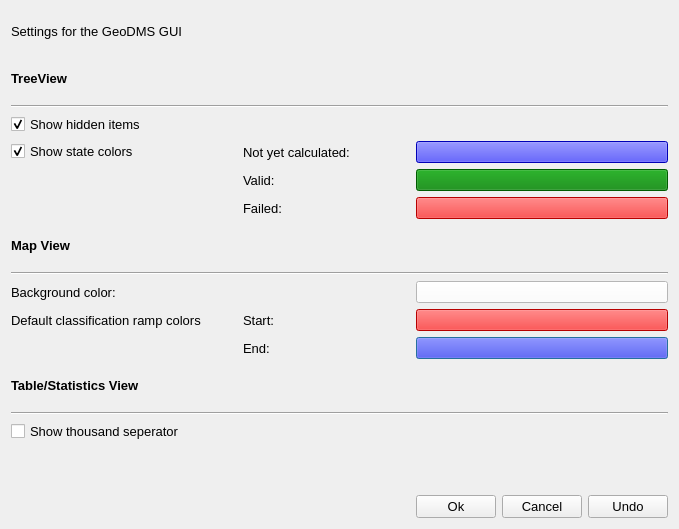
Above: qtgui/exe/res/ui/DmsGuiOptionsWindow.ui from ObjectVision/GeoDMS before the change. Below: the same form after it.
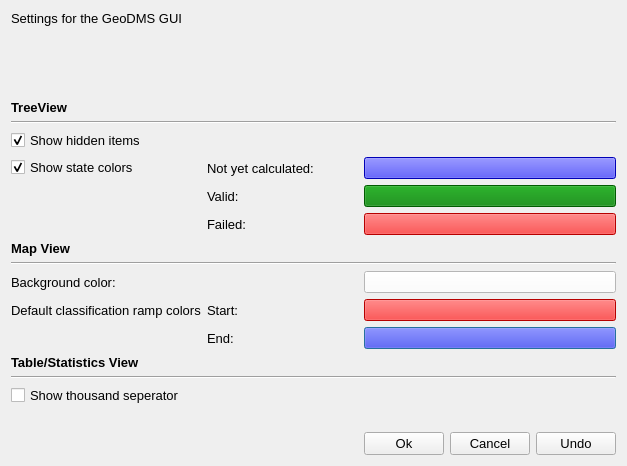
That is the form after the change.

```diff
--- a/qtgui/exe/res/ui/DmsGuiOptionsWindow.ui
+++ b/qtgui/exe/res/ui/DmsGuiOptionsWindow.ui
@@ -6,48 +6,23 @@
    <rect>
     <x>0</x>
     <y>0</y>
-    <width>679</width>
-    <height>529</height>
+    <width>627</width>
+    <height>466</height>
    </rect>
   </property>
+  <property name="sizePolicy">
+   <sizepolicy hsizetype="Preferred" vsizetype="Fixed">
+    <horstretch>0</horstretch>
+    <verstretch>0</verstretch>
+   </sizepolicy>
+  </property>
   <property name="windowTitle">
    <string>GUI options</string>
   </property>
   <layout class="QGridLayout" name="gridLayout_2">
    <item row="1" column="0">
     <layout class="QGridLayout" name="gridLayout">
-     <item row="16" column="1" colspan="3">
-      <widget class="Line" name="line_3">
-       <property name="sizePolicy">
-        <sizepolicy hsizetype="Minimum" vsizetype="Fixed">
-         <horstretch>0</horstretch>
-         <verstretch>0</verstretch>
-        </sizepolicy>
-       </property>
-       <property name="orientation">
-        <enum>Qt::Horizontal</enum>
-       </property>
-      </widget>
-     </item>
-     <item row="13" column="1">
-      <widget class="QLabel" name="lbl_default_classification_ramp_colors">
-       <property name="sizePolicy">
-        <sizepolicy hsizetype="Preferred" vsizetype="Preferred">
-         <horstretch>0</horstretch>
-         <verstretch>0</verstretch>
-        </sizepolicy>
-       </property>
-       <property name="font">
-        <font>
-         <pointsize>10</pointsize>
-        </font>
-       </property>
-       <property name="text">
-        <string>Default classification ramp colors          </string>
-       </property>
-      </widget>
-     </item>
-     <item row="14" column="3">
+     <item row="15" column="3">
       <widget class="QPushButton" name="m_end_color_button">
        <property name="styleSheet">
         <string notr="true">background-color:blue;
@@ -58,7 +33,7 @@
        </property>
       </widget>
      </item>
-     <item row="13" column="3">
+     <item row="14" column="3">
       <widget class="QPushButton" name="m_start_color_button">
        <property name="styleSheet">
         <string notr="true">background-color:red;
@@ -69,37 +44,7 @@
        </property>
       </widget>
      </item>
-     <item row="13" column="2">
-      <widget class="QLabel" name="lbl_start">
-       <property name="sizePolicy">
-        <sizepolicy hsizetype="Preferred" vsizetype="Preferred">
-         <horstretch>0</horstretch>
-         <verstretch>0</verstretch>
-        </sizepolicy>
-       </property>
-       <property name="font">
-        <font>
-         <pointsize>10</pointsize>
-        </font>
-       </property>
-       <property name="text">
-        <string>Start:</string>
-       </property>
-      </widget>
-     </item>
-     <item row="17" column="1">
-      <widget class="QCheckBox" name="m_show_thousand_separator">
-       <property name="font">
-        <font>
-         <pointsize>10</pointsize>
-        </font>
-       </property>
-       <property name="text">
-        <string>Show thousand seperator</string>
-       </property>
-      </widget>
-     </item>
-     <item row="12" column="3">
+     <item row="13" column="3">
       <widget class="QPushButton" name="m_background_color_button">
        <property name="styleSheet">
         <string notr="true">background-color:white;
@@ -110,27 +55,31 @@
        </property>
       </widget>
      </item>
-     <item row="19" column="1" colspan="3">
+     <item row="14" column="2">
+      <widget class="QLabel" name="lbl_start">
+       <property name="sizePolicy">
+        <sizepolicy hsizetype="Preferred" vsizetype="Preferred">
+         <horstretch>0</horstretch>
+         <verstretch>0</verstretch>
+        </sizepolicy>
+       </property>
+       <property name="font">
+        <font>
+         <pointsize>10</pointsize>
+        </font>
+       </property>
+       <property name="text">
+        <string>Start:</string>
+       </property>
+      </widget>
+     </item>
+     <item row="20" column="1" colspan="3">
       <widget class="QLabel" name="lbl_empty">
        <property name="text">
         <string/>
        </property>
       </widget>
      </item>
-     <item row="15" column="1" colspan="3">
-      <widget class="QLabel" name="lbl_table_statistics">
-       <property name="font">
-        <font>
-         <pointsize>10</pointsize>
-         <weight>75</weight>
-         <bold>true</bold>
-        </font>
-       </property>
-       <property name="text">
-        <string>Table/Statistics View</string>
-       </property>
-      </widget>
-     </item>
      <item row="0" column="1" colspan="3">
       <widget class="QLabel" name="lbl_title">
        <property name="font">
@@ -143,7 +92,21 @@
        </property>
       </widget>
      </item>
-     <item row="1" column="1" colspan="3">
+     <item row="16" column="1" colspan="3">
+      <widget class="QLabel" name="lbl_table_statistics">
+       <property name="font">
+        <font>
+         <pointsize>10</pointsize>
+         <weight>75</weight>
+         <bold>true</bold>
+        </font>
+       </property>
+       <property name="text">
+        <string>Table/Statistics View</string>
+       </property>
+      </widget>
+     </item>
+     <item row="2" column="1" colspan="3">
       <widget class="QLabel" name="lbl_treeview">
        <property name="font">
         <font>
@@ -157,29 +120,7 @@
        </property>
       </widget>
      </item>
-     <item row="14" column="2">
-      <widget class="QLabel" name="lbl_end">
-       <property name="font">
-        <font>
-         <pointsize>10</pointsize>
-        </font>
-       </property>
-       <property name="text">
-        <string>End:</string>
-       </property>
-      </widget>
-     </item>
-     <item row="7" column="3">
-      <widget class="QPushButton" name="m_not_calculated_color_ti_button">
-       <property name="styleSheet">
-        <string notr="true">background-color:blue;</string>
-       </property>
-       <property name="text">
-        <string/>
-       </property>
-      </widget>
-     </item>
-     <item row="7" column="1">
+     <item row="8" column="1">
       <widget class="QCheckBox" name="m_show_state_colors_in_treeview">
        <property name="font">
         <font>
@@ -194,14 +135,29 @@
        </property>
       </widget>
      </item>
-     <item row="4" column="1" colspan="3">
-      <widget class="Line" name="line">
-       <property name="orientation">
-        <enum>Qt::Horizontal</enum>
+     <item row="8" column="3">
+      <widget class="QPushButton" name="m_not_calculated_color_ti_button">
+       <property name="styleSheet">
+        <string notr="true">background-color:blue;</string>
        </property>
+       <property name="text">
+        <string/>
+       </property>
       </widget>
      </item>
-     <item row="7" column="2">
+     <item row="15" column="2">
+      <widget class="QLabel" name="lbl_end">
+       <property name="font">
+        <font>
+         <pointsize>10</pointsize>
+        </font>
+       </property>
+       <property name="text">
+        <string>End:</string>
+       </property>
+      </widget>
+     </item>
+     <item row="8" column="2">
       <widget class="QLabel" name="lbl_not_yet_calculated">
        <property name="font">
         <font>
@@ -213,7 +169,21 @@
        </property>
       </widget>
      </item>
-     <item row="6" column="1">
+     <item row="12" column="1" colspan="3">
+      <widget class="Line" name="line_2">
+       <property name="orientation">
+        <enum>Qt::Horizontal</enum>
+       </property>
+      </widget>
+     </item>
+     <item row="5" column="1" colspan="3">
+      <widget class="Line" name="line">
+       <property name="orientation">
+        <enum>Qt::Horizontal</enum>
+       </property>
+      </widget>
+     </item>
+     <item row="7" column="1">
       <widget class="QCheckBox" name="m_show_hidden_items">
        <property name="font">
         <font>
@@ -228,14 +198,7 @@
        </property>
       </widget>
      </item>
-     <item row="11" column="1" colspan="3">
-      <widget class="Line" name="line_2">
-       <property name="orientation">
-        <enum>Qt::Horizontal</enum>
-       </property>
-      </widget>
-     </item>
-     <item row="8" column="3">
+     <item row="9" column="3">
       <widget class="QPushButton" name="m_valid_color_ti_button">
        <property name="styleSheet">
         <string notr="true">background-color:green;
@@ -246,19 +209,7 @@
        </property>
       </widget>
      </item>
-     <item row="12" column="1" colspan="2">
-      <widget class="QLabel" name="lbl_background_color">
-       <property name="font">
-        <font>
-         <pointsize>10</pointsize>
-        </font>
-       </property>
-       <property name="text">
-        <string>Background color:</string>
-       </property>
-      </widget>
-     </item>
-     <item row="10" column="1" colspan="3">
+     <item row="11" column="1" colspan="3">
       <widget class="QLabel" name="lbl_mapview">
        <property name="font">
         <font>
@@ -272,7 +223,7 @@
        </property>
       </widget>
      </item>
-     <item row="8" column="2">
+     <item row="9" column="2">
       <widget class="QLabel" name="lbl_valid">
        <property name="font">
         <font>
@@ -284,18 +235,19 @@
        </property>
       </widget>
      </item>
-     <item row="9" column="3">
-      <widget class="QPushButton" name="m_failed_color_ti_button">
-       <property name="styleSheet">
-        <string notr="true">background-color:red;
-</string>
+     <item row="13" column="1" colspan="2">
+      <widget class="QLabel" name="lbl_background_color">
+       <property name="font">
+        <font>
+         <pointsize>10</pointsize>
+        </font>
        </property>
        <property name="text">
-        <string/>
+        <string>Background color:</string>
        </property>
       </widget>
      </item>
-     <item row="9" column="2">
+     <item row="10" column="2">
       <widget class="QLabel" name="lbl_failed">
        <property name="font">
         <font>
@@ -307,7 +259,49 @@
        </property>
       </widget>
      </item>
-     <item row="20" column="3">
+     <item row="10" column="3">
+      <widget class="QPushButton" name="m_failed_color_ti_button">
+       <property name="styleSheet">
+        <string notr="true">background-color:red;
+</string>
+       </property>
+       <property name="text">
+        <string/>
+       </property>
+      </widget>
+     </item>
+     <item row="17" column="1" colspan="3">
+      <widget class="Line" name="line_3">
+       <property name="sizePolicy">
+        <sizepolicy hsizetype="Minimum" vsizetype="Fixed">
+         <horstretch>0</horstretch>
+         <verstretch>0</verstretch>
+        </sizepolicy>
+       </property>
+       <property name="orientation">
+        <enum>Qt::Horizontal</enum>
+       </property>
+      </widget>
+     </item>
+     <item row="14" column="1">
+      <widget class="QLabel" name="lbl_default_classification_ramp_colors">
+       <property name="sizePolicy">
+        <sizepolicy hsizetype="Preferred" vsizetype="Preferred">
+         <horstretch>0</horstretch>
+         <verstretch>0</verstretch>
+        </sizepolicy>
+       </property>
+       <property name="font">
+        <font>
+         <pointsize>10</pointsize>
+        </font>
+       </property>
+       <property name="text">
+        <string>Default classification ramp colors</string>
+       </property>
+      </widget>
+     </item>
+     <item row="21" column="3">
       <layout class="QHBoxLayout" name="horizontalLayout_2">
        <item>
         <widget class="QPushButton" name="m_ok">
@@ -347,6 +341,31 @@
        </item>
       </layout>
      </item>
+     <item row="1" column="1">
+      <spacer name="verticalSpacer">
+       <property name="orientation">
+        <enum>Qt::Vertical</enum>
+       </property>
+       <property name="sizeHint" stdset="0">
+        <size>
+         <width>20</width>
+         <height>20</height>
+        </size>
+       </property>
+      </spacer>
+     </item>
+     <item row="18" column="1" colspan="2">
+      <widget class="QCheckBox" name="m_show_thousand_separator">
+       <property name="font">
+        <font>
+         <pointsize>10</pointsize>
+        </font>
+       </property>
+       <property name="text">
+        <string>Show thousand seperator</string>
+       </property>
+      </widget>
+     </item>
     </layout>
    </item>
   </layout>
```
